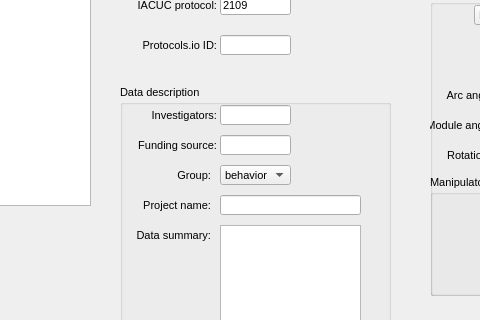
AllenNeuralDynamics/dynamic-foraging-task, file src/foraging_gui/MetaData.ui: the form before one commit; both pictures show x 160 to 640 and y 135 to 455 of the 1008 by 574 pixel window.
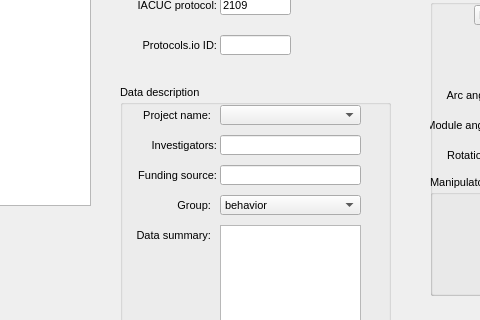
The form after the commit.

Commit message: adding project name

```diff
--- a/src/foraging_gui/MetaData.ui
+++ b/src/foraging_gui/MetaData.ui
@@ -900,7 +900,7 @@
     <property name="geometry">
      <rect>
       <x>0</x>
-      <y>80</y>
+      <y>110</y>
       <width>91</width>
       <height>20</height>
      </rect>
@@ -921,56 +921,12 @@
      <set>Qt::AlignRight|Qt::AlignTrailing|Qt::AlignVCenter</set>
     </property>
    </widget>
-   <widget class="QLabel" name="label_84">
-    <property name="geometry">
-     <rect>
-      <x>0</x>
-      <y>110</y>
-      <width>91</width>
-      <height>20</height>
-     </rect>
-    </property>
-    <property name="sizePolicy">
-     <sizepolicy hsizetype="Expanding" vsizetype="Expanding">
-      <horstretch>0</horstretch>
-      <verstretch>0</verstretch>
-     </sizepolicy>
-    </property>
-    <property name="text">
-     <string>Project name:</string>
-    </property>
-    <property name="textFormat">
-     <enum>Qt::AutoText</enum>
-    </property>
-    <property name="alignment">
-     <set>Qt::AlignRight|Qt::AlignTrailing|Qt::AlignVCenter</set>
-    </property>
-   </widget>
-   <widget class="QLineEdit" name="ProjectName">
-    <property name="geometry">
-     <rect>
-      <x>100</x>
-      <y>110</y>
-      <width>141</width>
-      <height>20</height>
-     </rect>
-    </property>
-    <property name="sizePolicy">
-     <sizepolicy hsizetype="Expanding" vsizetype="Expanding">
-      <horstretch>0</horstretch>
-      <verstretch>0</verstretch>
-     </sizepolicy>
-    </property>
-    <property name="text">
-     <string/>
-    </property>
-   </widget>
    <widget class="QLineEdit" name="Investigators_2">
     <property name="geometry">
      <rect>
       <x>100</x>
-      <y>50</y>
-      <width>71</width>
+      <y>80</y>
+      <width>141</width>
       <height>20</height>
      </rect>
     </property>
@@ -988,7 +944,7 @@
     <property name="geometry">
      <rect>
       <x>6</x>
-      <y>50</y>
+      <y>80</y>
       <width>91</width>
       <height>20</height>
      </rect>
@@ -1013,8 +969,8 @@
     <property name="geometry">
      <rect>
       <x>100</x>
-      <y>80</y>
-      <width>71</width>
+      <y>110</y>
+      <width>141</width>
       <height>20</height>
      </rect>
     </property>
@@ -1064,7 +1020,7 @@
     <property name="geometry">
      <rect>
       <x>6</x>
-      <y>20</y>
+      <y>50</y>
       <width>91</width>
       <height>20</height>
      </rect>
@@ -1114,8 +1070,8 @@
     <property name="geometry">
      <rect>
       <x>100</x>
-      <y>20</y>
-      <width>71</width>
+      <y>50</y>
+      <width>141</width>
       <height>20</height>
      </rect>
     </property>
@@ -1129,6 +1085,62 @@
      <string/>
     </property>
    </widget>
+   <widget class="QLabel" name="label_84">
+    <property name="geometry">
+     <rect>
+      <x>0</x>
+      <y>20</y>
+      <width>91</width>
+      <height>20</height>
+     </rect>
+    </property>
+    <property name="sizePolicy">
+     <sizepolicy hsizetype="Expanding" vsizetype="Expanding">
+      <horstretch>0</horstretch>
+      <verstretch>0</verstretch>
+     </sizepolicy>
+    </property>
+    <property name="text">
+     <string>Project name:</string>
+    </property>
+    <property name="textFormat">
+     <enum>Qt::AutoText</enum>
+    </property>
+    <property name="alignment">
+     <set>Qt::AlignRight|Qt::AlignTrailing|Qt::AlignVCenter</set>
+    </property>
+   </widget>
+   <widget class="QComboBox" name="ProjectName">
+    <property name="geometry">
+     <rect>
+      <x>100</x>
+      <y>20</y>
+      <width>141</width>
+      <height>20</height>
+     </rect>
+    </property>
+    <property name="sizePolicy">
+     <sizepolicy hsizetype="Expanding" vsizetype="Expanding">
+      <horstretch>0</horstretch>
+      <verstretch>0</verstretch>
+     </sizepolicy>
+    </property>
+    <property name="statusTip">
+     <string notr="true"/>
+    </property>
+    <property name="editable">
+     <bool>false</bool>
+    </property>
+    <property name="currentIndex">
+     <number>-1</number>
+    </property>
+    <property name="maxVisibleItems">
+     <number>36</number>
+    </property>
+    <property name="sizeAdjustPolicy">
+     <enum>QComboBox::AdjustToMinimumContentsLengthWithIcon</enum>
+    </property>
+   </widget>
   </widget>
   <zorder>Probes</zorder>
   <zorder>ExperimentDescription</zorder>
```
The commit also changes 1 other file.
